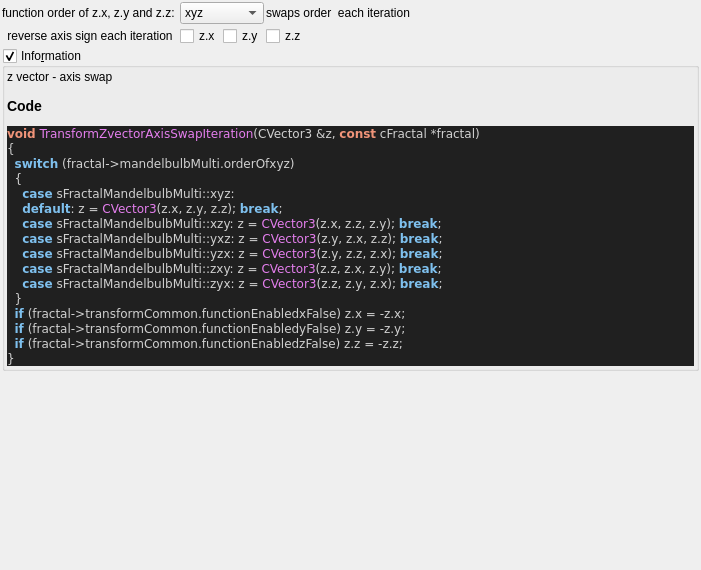
First picture: the form in mandelbulber2/qt_data/fractal_transf_zVector_axis_swap.ui, repository buddhi1980/mandelbulber2, before the edit.
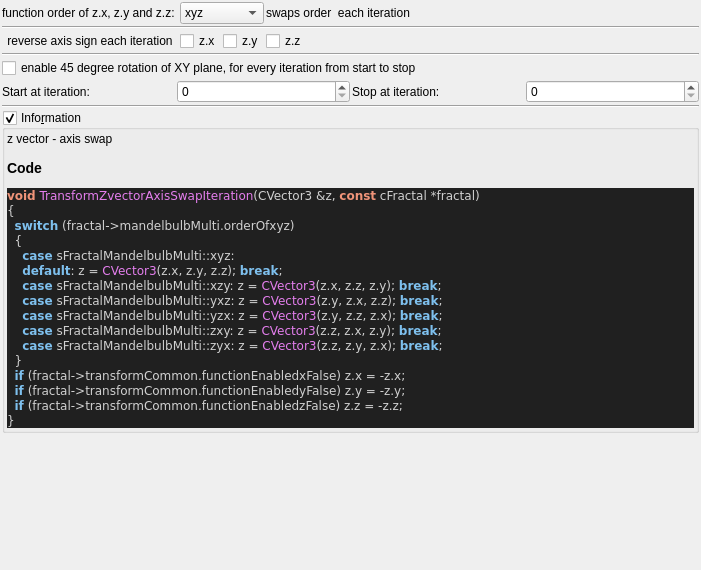
Second picture: the form after the edit. Custom widgets are drawn as their Qt base class.

Commit message:
Transf Zvector Axis Swap updated to include 45degree rot of XY plane
now the UI can produce even more combinations

```diff
--- a/mandelbulber2/qt_data/fractal_transf_zVector_axis_swap.ui
+++ b/mandelbulber2/qt_data/fractal_transf_zVector_axis_swap.ui
@@ -34,33 +34,20 @@
      <property name="spacing">
       <number>2</number>
      </property>
-     <item row="1" column="1">
-      <widget class="MyCheckBox" name="checkBox_transf_function_enabledx_false">
-       <property name="text">
-        <string>z.x</string>
-       </property>
-      </widget>
-     </item>
-     <item row="0" column="4" colspan="2">
-      <spacer name="horizontalSpacer_2">
-       <property name="orientation">
-        <enum>Qt::Horizontal</enum>
-       </property>
-       <property name="sizeHint" stdset="0">
-        <size>
-         <width>40</width>
-         <height>20</height>
-        </size>
-       </property>
-      </spacer>
-     </item>
-     <item row="1" column="2">
+     <item row="2" column="2">
       <widget class="MyCheckBox" name="checkBox_transf_function_enabledy_false">
        <property name="text">
         <string>z.y</string>
        </property>
       </widget>
      </item>
+     <item row="2" column="1">
+      <widget class="MyCheckBox" name="checkBox_transf_function_enabledx_false">
+       <property name="text">
+        <string>z.x</string>
+       </property>
+      </widget>
+     </item>
      <item row="0" column="1" colspan="2">
       <widget class="QComboBox" name="comboBox_mandelbulbMulti_order_of_xyz">
        <item>
@@ -95,39 +82,6 @@
        </item>
       </widget>
      </item>
-     <item row="1" column="5">
-      <spacer name="horizontalSpacer">
-       <property name="orientation">
-        <enum>Qt::Horizontal</enum>
-       </property>
-       <property name="sizeHint" stdset="0">
-        <size>
-         <width>40</width>
-         <height>20</height>
-        </size>
-       </property>
-      </spacer>
-     </item>
-     <item row="0" column="0">
-      <widget class="QLabel" name="label">
-       <property name="text">
-        <string>function order of z.x, z.y and z.z: </string>
-       </property>
-       <property name="alignment">
-        <set>Qt::AlignCenter</set>
-       </property>
-      </widget>
-     </item>
-     <item row="1" column="0">
-      <widget class="QLabel" name="label_3">
-       <property name="text">
-        <string>reverse axis sign each iteration</string>
-       </property>
-       <property name="alignment">
-        <set>Qt::AlignCenter</set>
-       </property>
-      </widget>
-     </item>
      <item row="0" column="3">
       <widget class="QLabel" name="label_4">
        <property name="text">
@@ -138,15 +92,143 @@
        </property>
       </widget>
      </item>
-     <item row="1" column="3" colspan="2">
+     <item row="2" column="3" colspan="2">
       <widget class="MyCheckBox" name="checkBox_transf_function_enabledz_false">
        <property name="text">
         <string>z.z</string>
        </property>
       </widget>
      </item>
+     <item row="0" column="0">
+      <widget class="QLabel" name="label">
+       <property name="text">
+        <string>function order of z.x, z.y and z.z: </string>
+       </property>
+       <property name="alignment">
+        <set>Qt::AlignCenter</set>
+       </property>
+      </widget>
+     </item>
+     <item row="2" column="0">
+      <widget class="QLabel" name="label_3">
+       <property name="text">
+        <string>reverse axis sign each iteration</string>
+       </property>
+       <property name="alignment">
+        <set>Qt::AlignCenter</set>
+       </property>
+      </widget>
+     </item>
+     <item row="0" column="4" colspan="2">
+      <spacer name="horizontalSpacer_2">
+       <property name="orientation">
+        <enum>Qt::Horizontal</enum>
+       </property>
+       <property name="sizeHint" stdset="0">
+        <size>
+         <width>40</width>
+         <height>20</height>
+        </size>
+       </property>
+      </spacer>
+     </item>
+     <item row="2" column="5">
+      <spacer name="horizontalSpacer">
+       <property name="orientation">
+        <enum>Qt::Horizontal</enum>
+       </property>
+       <property name="sizeHint" stdset="0">
+        <size>
+         <width>40</width>
+         <height>20</height>
+        </size>
+       </property>
+      </spacer>
+     </item>
+     <item row="1" column="0" colspan="6">
+      <widget class="Line" name="line_2">
+       <property name="orientation">
+        <enum>Qt::Horizontal</enum>
+       </property>
+      </widget>
+     </item>
     </layout>
    </item>
+   <item>
+    <widget class="Line" name="line">
+     <property name="orientation">
+      <enum>Qt::Horizontal</enum>
+     </property>
+    </widget>
+   </item>
+   <item>
+    <layout class="QGridLayout" name="gridLayout_15">
+     <item row="1" column="0">
+      <widget class="MyCheckBox" name="checkBox_transf_function_enabled">
+       <property name="text">
+        <string>enable 45 degree rotation of XY plane, for every iteration from start to stop</string>
+       </property>
+      </widget>
+     </item>
+     <item row="3" column="0" colspan="2">
+      <layout class="QGridLayout" name="gridLayout_2">
+       <item row="0" column="2">
+        <widget class="QLabel" name="label_49">
+         <property name="text">
+          <string>Stop at iteration:</string>
+         </property>
+        </widget>
+       </item>
+       <item row="0" column="0">
+        <widget class="QLabel" name="label_68">
+         <property name="text">
+          <string>Start at iteration:</string>
+         </property>
+        </widget>
+       </item>
+       <item row="0" column="3">
+        <widget class="MySpinBox" name="spinboxInt_transf_stop_iterations">
+         <property name="sizePolicy">
+          <sizepolicy hsizetype="Preferred" vsizetype="Maximum">
+           <horstretch>0</horstretch>
+           <verstretch>0</verstretch>
+          </sizepolicy>
+         </property>
+         <property name="maximum">
+          <number>250</number>
+         </property>
+        </widget>
+       </item>
+       <item row="0" column="1">
+        <widget class="MySpinBox" name="spinboxInt_transf_start_iterations">
+         <property name="sizePolicy">
+          <sizepolicy hsizetype="Minimum" vsizetype="Maximum">
+           <horstretch>0</horstretch>
+           <verstretch>0</verstretch>
+          </sizepolicy>
+         </property>
+         <property name="minimum">
+          <number>0</number>
+         </property>
+         <property name="maximum">
+          <number>250</number>
+         </property>
+         <property name="value">
+          <number>0</number>
+         </property>
+        </widget>
+       </item>
+      </layout>
+     </item>
+    </layout>
+   </item>
+   <item>
+    <widget class="Line" name="line_3">
+     <property name="orientation">
+      <enum>Qt::Horizontal</enum>
+     </property>
+    </widget>
+   </item>
    <item>
     <widget class="MyGroupBox" name="groupCheck_info">
      <property name="title">
@@ -236,6 +318,11 @@
    <header>my_group_box.h</header>
    <container>1</container>
   </customwidget>
+  <customwidget>
+   <class>MySpinBox</class>
+   <extends>QSpinBox</extends>
+   <header>my_spin_box.h</header>
+  </customwidget>
   <customwidget>
    <class>MyCheckBox</class>
    <extends>QCheckBox</extends>
```
The commit also changes 5 other files.
